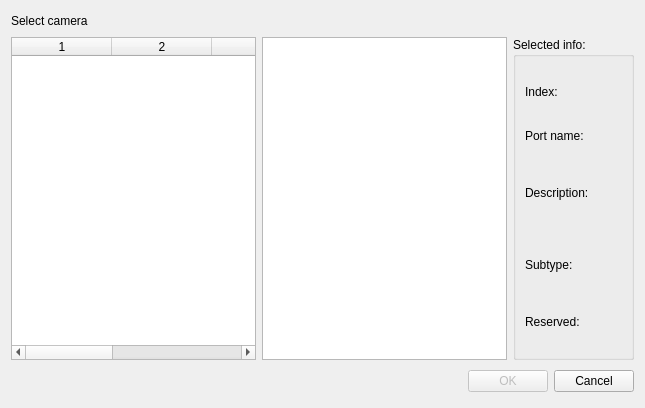
Old version of the form forms/cameraselection.ui in the repository marekkijo/CanonControl.
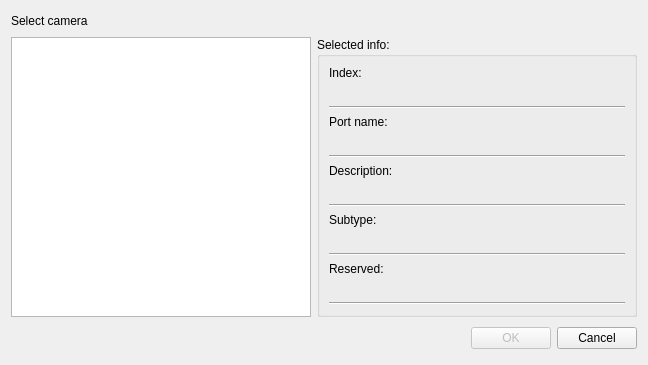
New version of the form.

Patch:
```diff
--- a/forms/cameraselection.ui
+++ b/forms/cameraselection.ui
@@ -2,13 +2,8 @@
 <ui version="4.0">
  <class>CameraSelectionClass</class>
  <widget class="QDialog" name="CameraSelectionClass">
-  <property name="geometry">
-   <rect>
-    <x>0</x>
-    <y>0</y>
-    <width>645</width>
-    <height>408</height>
-   </rect>
+  <property name="windowModality">
+   <enum>Qt::ApplicationModal</enum>
   </property>
   <property name="windowTitle">
    <string>Camera selection</string>
@@ -43,38 +38,14 @@
    </item>
    <item>
     <layout class="QHBoxLayout" name="horizontalLayout_2">
-     <item>
-      <widget class="QTableWidget" name="camerasTableWidget">
-       <property name="editTriggers">
-        <set>QAbstractItemView::NoEditTriggers</set>
-       </property>
-       <property name="selectionMode">
-        <enum>QAbstractItemView::SingleSelection</enum>
-       </property>
-       <property name="selectionBehavior">
-        <enum>QAbstractItemView::SelectRows</enum>
-       </property>
-       <property name="showGrid">
-        <bool>false</bool>
-       </property>
-       <property name="sortingEnabled">
-        <bool>true</bool>
-       </property>
-       <property name="columnCount">
-        <number>5</number>
-       </property>
-       <attribute name="verticalHeaderVisible">
-        <bool>false</bool>
-       </attribute>
-       <column/>
-       <column/>
-       <column/>
-       <column/>
-       <column/>
-      </widget>
-     </item>
      <item>
       <widget class="QListWidget" name="camerasListWidget">
+       <property name="minimumSize">
+        <size>
+         <width>300</width>
+         <height>0</height>
+        </size>
+       </property>
        <property name="editTriggers">
         <set>QAbstractItemView::NoEditTriggers</set>
        </property>
@@ -84,13 +55,22 @@
       </widget>
      </item>
      <item>
-      <widget class="QGroupBox" name="selectedGroupBox">
-       <property name="title">
-        <string>Selected info:</string>
+      <layout class="QVBoxLayout" name="verticalLayout_8">
+       <property name="spacing">
+        <number>0</number>
        </property>
-       <layout class="QVBoxLayout" name="verticalLayout_2">
-        <item>
-         <layout class="QHBoxLayout" name="horizontalLayout_3">
+       <item>
+        <widget class="QGroupBox" name="selectedGroupBox">
+         <property name="minimumSize">
+          <size>
+           <width>320</width>
+           <height>0</height>
+          </size>
+         </property>
+         <property name="title">
+          <string>Selected info:</string>
+         </property>
+         <layout class="QVBoxLayout" name="verticalLayout_2">
           <item>
            <widget class="QLabel" name="indexLabel">
             <property name="text">
@@ -98,19 +78,6 @@
             </property>
            </widget>
           </item>
-          <item>
-           <spacer name="horizontalSpacer_2">
-            <property name="orientation">
-             <enum>Qt::Horizontal</enum>
-            </property>
-            <property name="sizeHint" stdset="0">
-             <size>
-              <width>40</width>
-              <height>20</height>
-             </size>
-            </property>
-           </spacer>
-          </item>
           <item>
            <widget class="QLabel" name="indexDataLabel">
             <property name="text">
@@ -118,10 +85,13 @@
             </property>
            </widget>
           </item>
-         </layout>
-        </item>
-        <item>
-         <layout class="QVBoxLayout" name="verticalLayout_3">
+          <item>
+           <widget class="Line" name="line">
+            <property name="orientation">
+             <enum>Qt::Horizontal</enum>
+            </property>
+           </widget>
+          </item>
           <item>
            <widget class="QLabel" name="portNameLabel">
             <property name="text">
@@ -136,10 +106,13 @@
             </property>
            </widget>
           </item>
-         </layout>
-        </item>
-        <item>
-         <layout class="QVBoxLayout" name="verticalLayout_4">
+          <item>
+           <widget class="Line" name="line_2">
+            <property name="orientation">
+             <enum>Qt::Horizontal</enum>
+            </property>
+           </widget>
+          </item>
           <item>
            <widget class="QLabel" name="descriptionLabel">
             <property name="text">
@@ -154,10 +127,13 @@
             </property>
            </widget>
           </item>
-         </layout>
-        </item>
-        <item>
-         <layout class="QHBoxLayout" name="horizontalLayout_4">
+          <item>
+           <widget class="Line" name="line_4">
+            <property name="orientation">
+             <enum>Qt::Horizontal</enum>
+            </property>
+           </widget>
+          </item>
           <item>
            <widget class="QLabel" name="subtypeLabel">
             <property name="text">
@@ -165,19 +141,6 @@
             </property>
            </widget>
           </item>
-          <item>
-           <spacer name="horizontalSpacer_3">
-            <property name="orientation">
-             <enum>Qt::Horizontal</enum>
-            </property>
-            <property name="sizeHint" stdset="0">
-             <size>
-              <width>40</width>
-              <height>20</height>
-             </size>
-            </property>
-           </spacer>
-          </item>
           <item>
            <widget class="QLabel" name="subtypeDataLabel">
             <property name="text">
@@ -185,10 +148,13 @@
             </property>
            </widget>
           </item>
-         </layout>
-        </item>
-        <item>
-         <layout class="QHBoxLayout" name="horizontalLayout_5">
+          <item>
+           <widget class="Line" name="line_3">
+            <property name="orientation">
+             <enum>Qt::Horizontal</enum>
+            </property>
+           </widget>
+          </item>
           <item>
            <widget class="QLabel" name="reservedLabel">
             <property name="text">
@@ -196,19 +162,6 @@
             </property>
            </widget>
           </item>
-          <item>
-           <spacer name="horizontalSpacer_4">
-            <property name="orientation">
-             <enum>Qt::Horizontal</enum>
-            </property>
-            <property name="sizeHint" stdset="0">
-             <size>
-              <width>40</width>
-              <height>20</height>
-             </size>
-            </property>
-           </spacer>
-          </item>
           <item>
            <widget class="QLabel" name="reservedDataLabel">
             <property name="text">
@@ -216,30 +169,38 @@
             </property>
            </widget>
           </item>
+          <item>
+           <widget class="Line" name="line_5">
+            <property name="orientation">
+             <enum>Qt::Horizontal</enum>
+            </property>
+           </widget>
+          </item>
          </layout>
-        </item>
-       </layout>
-      </widget>
+        </widget>
+       </item>
+       <item>
+        <spacer name="verticalSpacer">
+         <property name="orientation">
+          <enum>Qt::Vertical</enum>
+         </property>
+         <property name="sizeType">
+          <enum>QSizePolicy::MinimumExpanding</enum>
+         </property>
+         <property name="sizeHint" stdset="0">
+          <size>
+           <width>0</width>
+           <height>0</height>
+          </size>
+         </property>
+        </spacer>
+       </item>
+      </layout>
      </item>
     </layout>
    </item>
    <item>
     <layout class="QHBoxLayout" name="horizontalLayout_6">
-     <property name="spacing">
-      <number>6</number>
-     </property>
-     <property name="leftMargin">
-      <number>0</number>
-     </property>
-     <property name="topMargin">
-      <number>0</number>
-     </property>
-     <property name="rightMargin">
-      <number>0</number>
-     </property>
-     <property name="bottomMargin">
-      <number>0</number>
-     </property>
      <item>
       <spacer name="horizontalSpacer_5">
        <property name="orientation">
```
Left out of the diff: 47 changed lines with no effect on the pictures.
